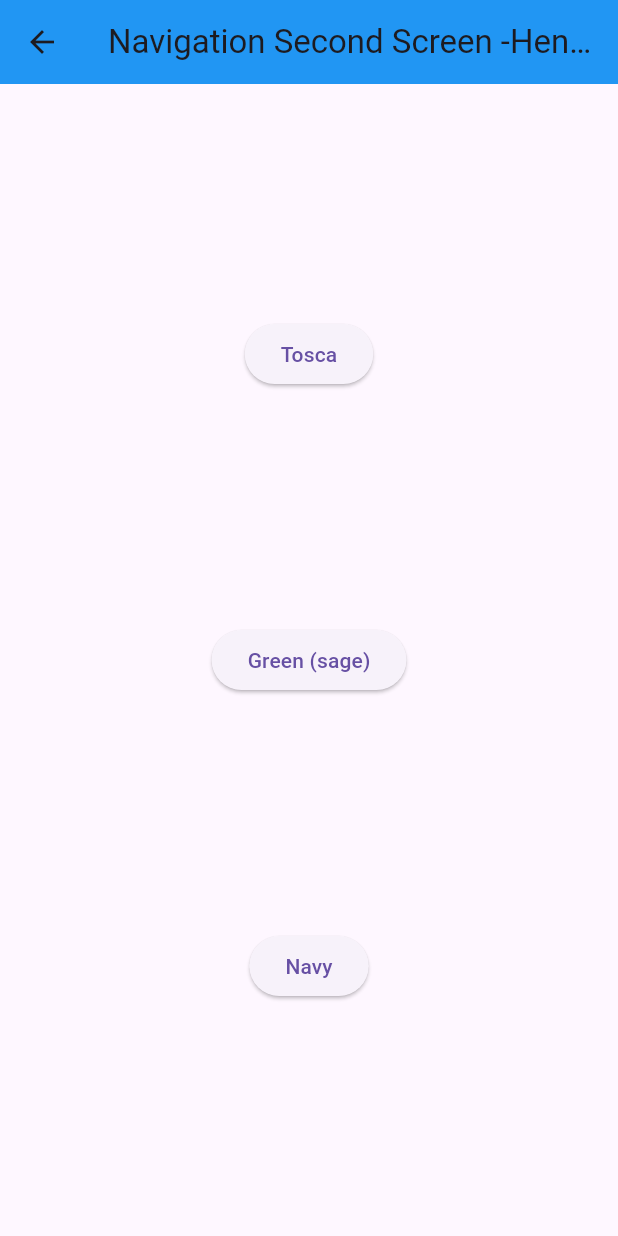
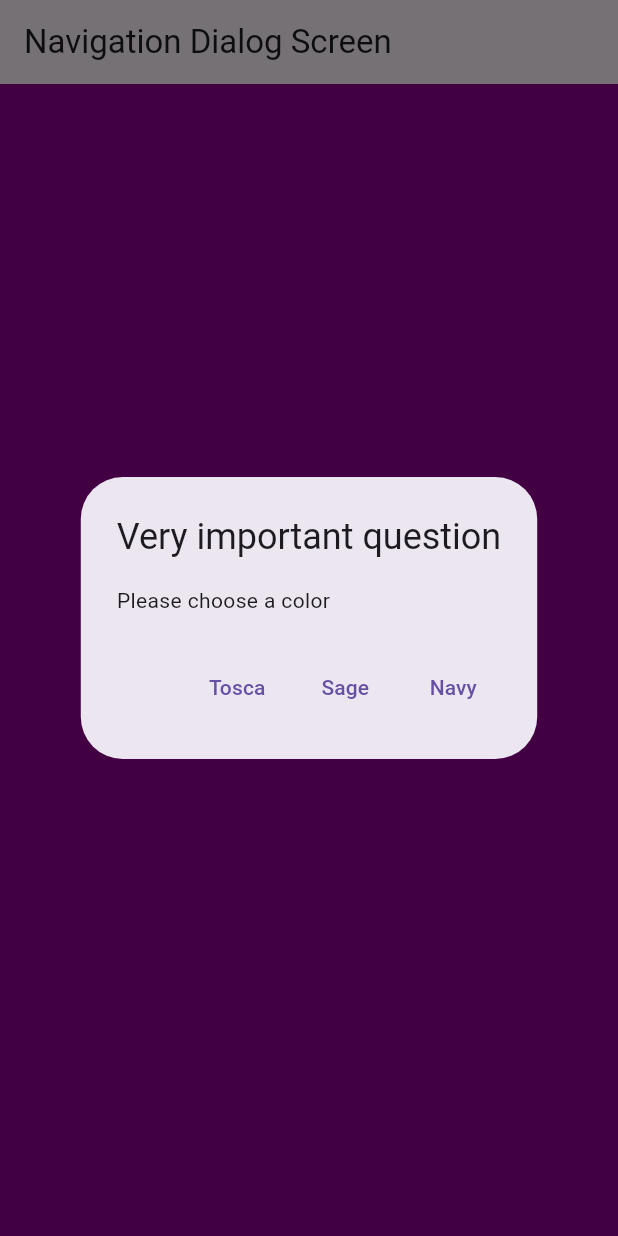
Before and after one commit to hraa3421/books, a Flutter app: the screen it shows after launch, after a tap on "Change Color", on a phone screen of 412 x 824 dp. Run offline on Flutter 3.47's test engine with Material 3 defaults, Android fonts, the phone set to English and light mode, and no system bars; our stand-ins replace geolocator.

```diff
--- a/lib/main.dart
+++ b/lib/main.dart
@@ -1,5 +1,6 @@
 import 'dart:async';
 import 'package:books/geolocation.dart';
+import 'package:books/navigation_dialog.dart';
 import 'package:books/navigation_first.dart';
 import 'package:flutter/material.dart';
 import 'package:http/http.dart' as http;
@@ -20,7 +21,8 @@ class MyApp extends StatelessWidget {
         primarySwatch: Colors.blue,
         visualDensity: VisualDensity.adaptivePlatformDensity,
       ),
-      home: const NavigationFirst(debugShowCheckedModeBanner: false),
+      home: const NavigationDialogScreen(),
+      //home: const NavigationFirst(debugShowCheckedModeBanner: false),
       debugShowCheckedModeBanner: false,
     );
   }
--- /dev/null
+++ b/lib/navigation_dialog.dart
@@ -0,0 +1,73 @@
+import 'package:flutter/material.dart';
+
+class NavigationDialogScreen extends StatefulWidget {
+  const NavigationDialogScreen({super.key});
+
+  @override
+  State<NavigationDialogScreen> createState() => _NavigationDialogScreenState();
+}
+
+class _NavigationDialogScreenState extends State<NavigationDialogScreen> {
+  Color color = const Color.fromARGB(255, 143, 1, 143);
+
+  Future<void> _showColorDialog(BuildContext context) async {
+    final selectedColor = await showDialog<Color>(
+      barrierDismissible: false,
+      context: context,
+      builder: (_) {
+        Color? tempColor;
+        return AlertDialog(
+          title: const Text('Very important question'),
+          content: const Text('Please choose a color'),
+          actions: <Widget>[
+            TextButton(
+              child: const Text('Tosca'),
+              onPressed: () {
+                tempColor = const Color.fromARGB(255, 47, 184, 211);
+                Navigator.pop(context, tempColor);
+              },
+            ),
+            TextButton(
+              child: const Text("Sage"),
+              onPressed: () {
+                tempColor = const Color.fromARGB(255, 13, 227, 166);
+                Navigator.pop(context, tempColor);
+              },
+            ),
+            TextButton(
+              child: const Text('Navy'),
+              onPressed: () {
+                tempColor = const Color.fromARGB(255, 10, 83, 155);
+                Navigator.pop(context, tempColor);
+              },
+            ),
+          ],
+        );
+      },
+    );
+
+    if (selectedColor != null) {
+      setState(() {
+        color = selectedColor;
+      });
+    }
+  }
+
+  @override
+  Widget build(BuildContext context) {
+    return Scaffold(
+      backgroundColor: color,
+      appBar: AppBar(
+        title: const Text('Navigation Dialog Screen'),
+      ),
+      body: Center(
+        child: ElevatedButton(
+          child: const Text("Change Color"),
+          onPressed: () {
+            _showColorDialog(context);
+          },
+        ),
+      ),
+    );
+  }
+}
```
Also changed, not shown: assets/W5_Soal_17.gif (added), 1 other file.
